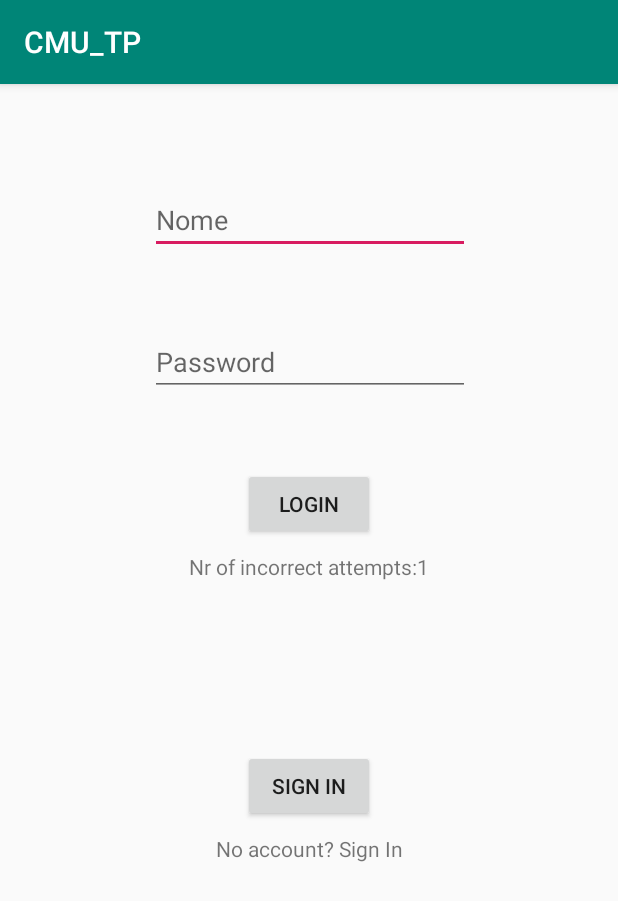
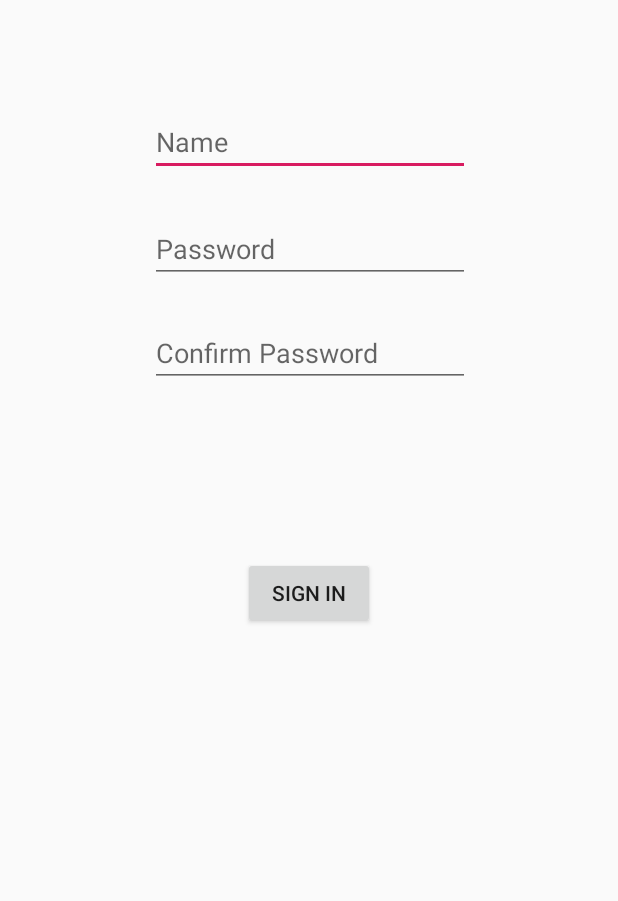
Before and after one commit to Nuno837/CMU_TP, an Android app: the screen it shows after launch (MainActivity before the commit, SignInActivity after it), after a tap on "SIGN IN", on a phone screen of 412 x 824 dp. Shown: the top 901 px of the screen. Run offline under Robolectric (Android 15) with nearby library versions, the phone set to English and light mode, and no system bars; 1 other tap on this screen came first.

Commit message:
fixed SignIn

```diff
--- a/app/src/main/AndroidManifest.xml
+++ b/app/src/main/AndroidManifest.xml
@@ -19,6 +19,10 @@
         <activity
             android:name=".SecondActivity"
             android:label="@string/title_activity_second"
+            android:theme="@style/AppTheme.NoActionBar" />
+        <activity
+            android:name=".SignInActivity"
+            android:label="@string/title_activity_sign_in"
             android:theme="@style/AppTheme.NoActionBar"></activity>
     </application>
 
--- a/app/src/main/java/pt/ipp/estg/cmu_tp/MainActivity.java
+++ b/app/src/main/java/pt/ipp/estg/cmu_tp/MainActivity.java
@@ -41,7 +41,7 @@ public class MainActivity extends AppCompatActivity {
         SignIn.setOnClickListener(new View.OnClickListener() {
             @Override
             public void onClick(View v) {
-                Intent intent = new Intent(MainActivity.this, SignIn.class);
+                Intent intent = new Intent(MainActivity.this, SignInActivity.class);
                 startActivity(intent);
             }
         });
--- a/app/src/main/java/pt/ipp/estg/cmu_tp/SignIn.java
+++ b/app/src/main/java/pt/ipp/estg/cmu_tp/SignInActivity.java
@@ -3,11 +3,13 @@ package pt.ipp.estg.cmu_tp;
 import android.support.v7.app.AppCompatActivity;
 import android.os.Bundle;
 
-public class SignIn extends AppCompatActivity {
+
+public class SignInActivity extends AppCompatActivity {
 
     @Override
     protected void onCreate(Bundle savedInstanceState) {
         super.onCreate(savedInstanceState);
-        setContentView(R.layout.signin);
+        setContentView(R.layout.activity_sign_in);
     }
+
 }
--- a/app/src/main/res/values/strings.xml
+++ b/app/src/main/res/values/strings.xml
@@ -1,4 +1,5 @@
 <resources>
     <string name="app_name">CMU_TP</string>
     <string name="title_activity_second">SecondActivity</string>
+    <string name="title_activity_sign_in">SignInActivity</string>
 </resources>
```
Also changed, not shown: app/src/main/res/layout/content_sign_in.xml (added, +11 -0 lines), app/src/main/res/layout/activity_sign_in.xml (renamed from app/src/main/res/layout/signin.xml).
